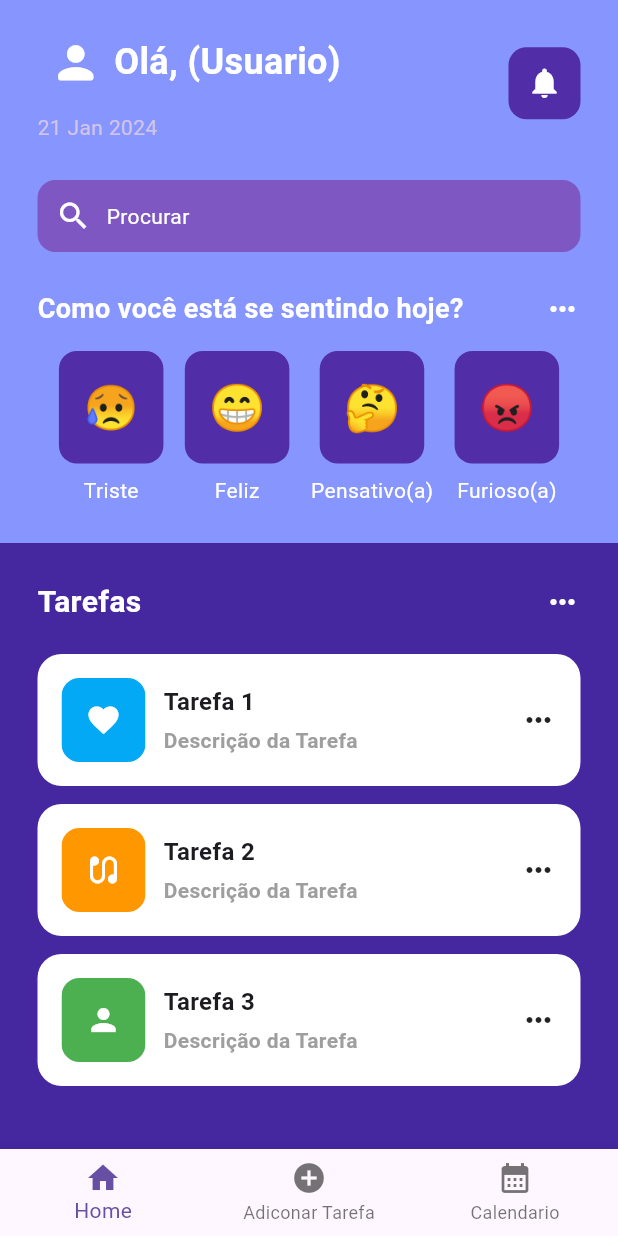
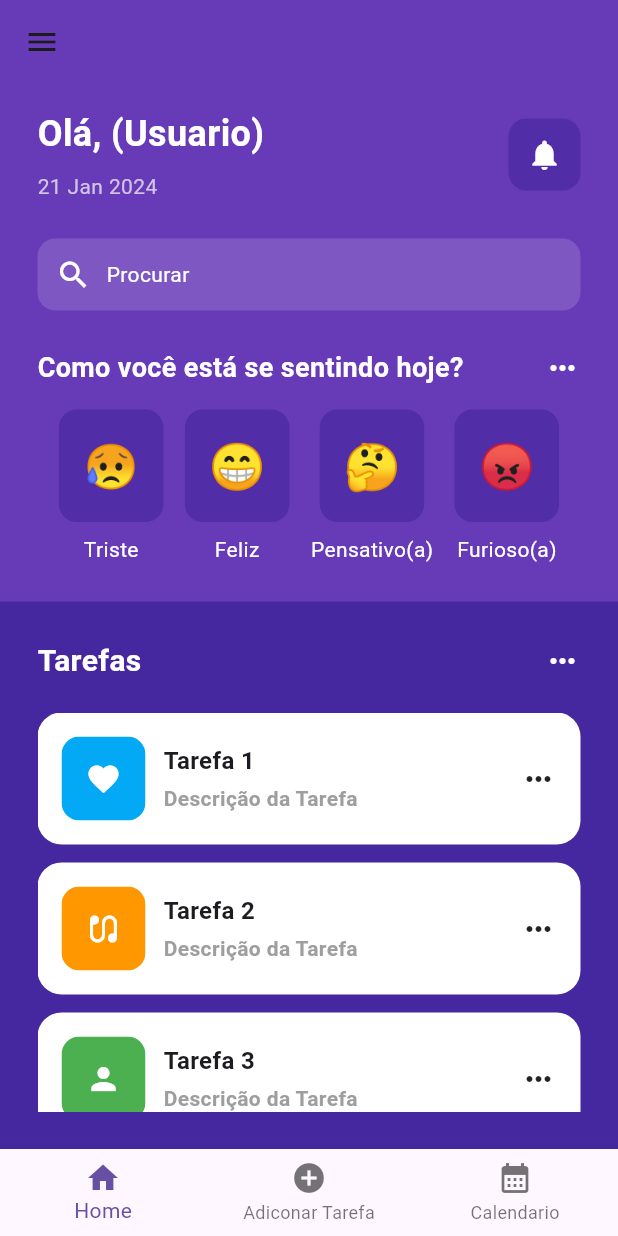
Before and after one commit to xXBDKXx/MindFullDay, a Flutter app: the screen it shows after launch, after a tap on "Entrar", on a phone screen of 412 x 824 dp. Run offline on Flutter 3.47's test engine with Material 3 defaults, Android fonts, the phone set to English and light mode, and no system bars.

Commit message:
added new features

```diff
--- a/lib/cadastro.dart
+++ b/lib/cadastro.dart
@@ -16,7 +16,7 @@ class Cadastro extends StatelessWidget {
   @override
   Widget build(BuildContext context) {
     return Scaffold(
-      backgroundColor: Color.fromRGBO(134, 150, 254, 1),
+      backgroundColor: Colors.deepPurple,
       body: SafeArea(
         child: Center(
           child: Container(
--- a/lib/homev2.dart
+++ b/lib/homev2.dart
@@ -3,7 +3,8 @@
 import 'package:flutter/material.dart';
 import 'package:mindfullday_v1/util/Tarefas.dart';
 import 'package:mindfullday_v1/util/emoticon.dart';
-import 'package:mindfullday_v1/util/sideBar.dart';
+import 'package:mindfullday_v1/util/navbar.dart';
+
 
 class Home extends StatefulWidget {
   const Home({super.key});
@@ -16,7 +17,11 @@ class _HomeState extends State<Home> {
   @override
   Widget build(BuildContext context) {
     return Scaffold(
-      backgroundColor: Color.fromRGBO(134, 150, 254, 1),
+      backgroundColor: Colors.deepPurple,
+      drawer: NavBar(),
+      appBar: AppBar(
+        backgroundColor: Colors.deepPurple,
+      ),
       bottomNavigationBar: BottomNavigationBar(
         items: [
           BottomNavigationBarItem(
@@ -47,22 +52,12 @@ class _HomeState extends State<Home> {
                       Column(
                         crossAxisAlignment: CrossAxisAlignment.start,
                         children: [
-                          Row(
-                            children: [
-                              IconButton(
-                                icon: Icon(Icons.person_rounded, color: Colors.white, size: 35,),
-                                onPressed: () {
-
-                                },
-                              ),
                           Text('Olá, (Usuario)',
                             style: TextStyle(
                               color: Colors.white,
                               fontSize: 24,
                               fontWeight: FontWeight.bold,
                             )
-                              ),
-                            ],
                           ),
                           SizedBox(
                             height: 8,
--- a/lib/login_page.dart
+++ b/lib/login_page.dart
@@ -1,10 +1,10 @@
 // ignore_for_file: prefer_const_constructors, prefer_const_literals_to_create_immutables
 
-import 'dart:math';
 import 'package:flutter/material.dart';
 import 'package:mindfullday_v1/cadastro.dart';
 import 'package:mindfullday_v1/homev2.dart';
 import 'package:mindfullday_v1/util/textfield.dart';
+
 
 class LoginPage extends StatelessWidget {
   LoginPage({super.key});
@@ -15,19 +15,16 @@ class LoginPage extends StatelessWidget {
   @override
   Widget build(BuildContext context) {
     return Scaffold(
-      backgroundColor: Color.fromRGBO(134, 150, 254, 1),
+      backgroundColor: Colors.deepPurple,
       body: SafeArea(
         child: Center(
           child: Container(
             decoration: BoxDecoration(
               image: DecorationImage(
                 image: AssetImage('assets/page-1/images/bg-login.png'),
-                opacity: 0.4,
-                fit: BoxFit.fill,
-
+                fit: BoxFit.cover,
               ),
             ),
-
             child: Column(
               children: [
                 const SizedBox(
@@ -70,8 +67,7 @@ class LoginPage extends StatelessWidget {
                     children: [
                       Text(
                         'Esqueceu sua senha?',
-                        style: TextStyle(
-                            color: Color.fromARGB(255, 255, 255, 255)),
+                        style: TextStyle(color: Colors.grey[500]),
                       ),
                     ],
                   ),
@@ -87,18 +83,15 @@ class LoginPage extends StatelessWidget {
                     );
                   },
                   child: Text('Entrar'),
-
                 ),
                 SizedBox(height: 10),
                 Row(
                   mainAxisAlignment: MainAxisAlignment.center,
                   children: [
                     Text('Não é cadastrado?',
-                        style: TextStyle(
-                            color: const Color.fromARGB(255, 255, 255, 255))),
-                    const SizedBox(
-                      width: 4,
+                      style: TextStyle(color: Colors.grey[500])
                     ),
+                    const SizedBox(width: 4,),
                     GestureDetector(
                       onTap: () {
                         Navigator.pushReplacement(
@@ -109,7 +102,7 @@ class LoginPage extends StatelessWidget {
                       child: Text(
                         'Cadastre-se agora!',
                         style: TextStyle(
-                          color: const Color.fromARGB(255, 72, 33, 243),
+                          color: Colors.blue,
                           fontWeight: FontWeight.bold,
                         ),
                       ),
```
Also changed, not shown: lib/util/navbar.dart (added, +35 -0 lines), assets/page-1/images/bg-login.png, assets/page-1/images/user.png (added). Lines whose indentation alone changed are shown as unchanged.
